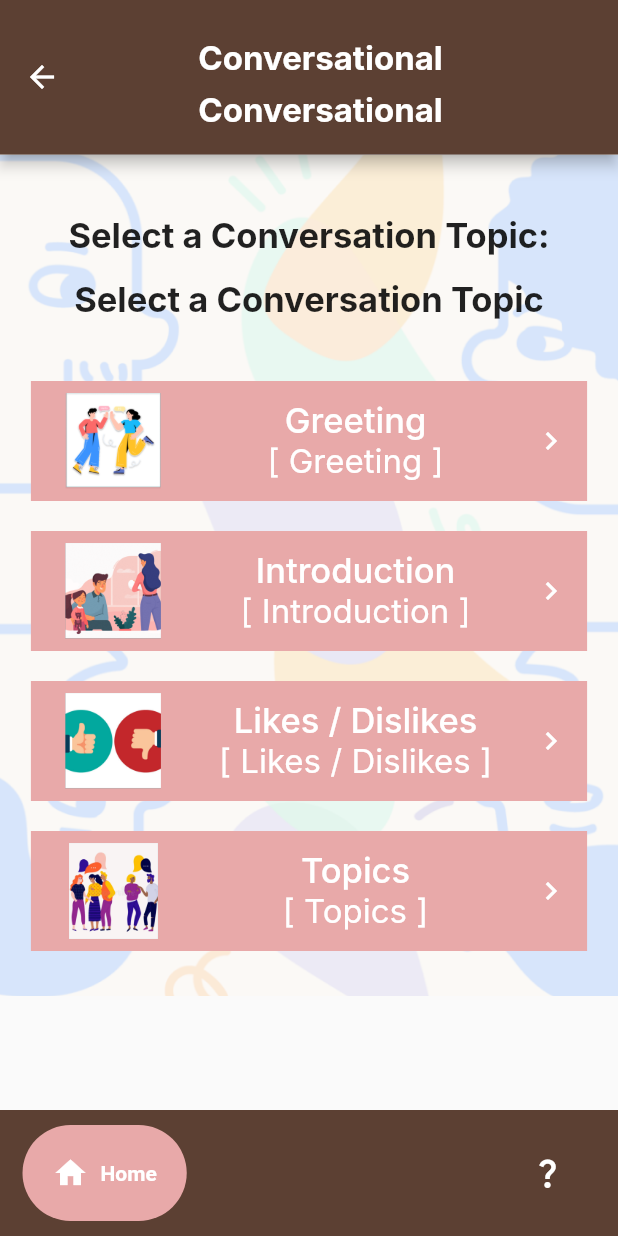
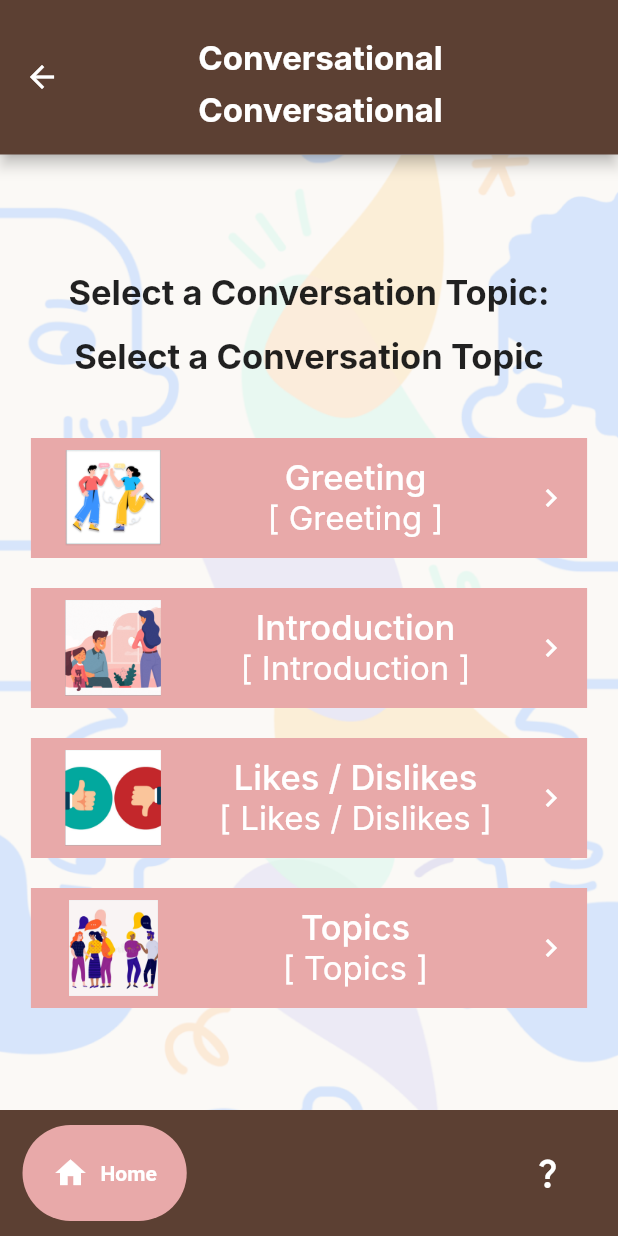
Before and after one commit to Nicolep02/starters, a Flutter app: the Conver screen opened directly, on a phone screen of 412 x 824 dp. Run offline on Flutter 3.47's test engine with Material 2 defaults, Android fonts, the phone set to English and light mode, and no system bars; drawn by our look-alikes of google_nav_bar; generated files the repository leaves out were written again; Roboto replaces fonts that are missing (Inter).

Commit message:
finished converMain.dart
created background widget

```diff
--- a/lib/conversational_pages/converMain.dart
+++ b/lib/conversational_pages/converMain.dart
@@ -2,6 +2,7 @@ import 'package:flutter/material.dart';
 import 'package:starters/widgets/subtitle.dart';
 import '../styles/spacing.dart';
 import '../widgets/category_box.dart';
+import '../widgets/background.dart';
 import 'greeting.dart';
 import 'introduction.dart';
 import 'likesdislikes.dart';
@@ -20,21 +21,17 @@ class Conver extends StatefulWidget{
 class _ConverState extends State<Conver> {
   @override
   Widget build(BuildContext context) {
-    double screen_limit = MediaQuery.of(context).size.width*1.0;
     return Scaffold(
       appBar: MyAppBar(titleGetter:(localizations) => localizations.conversationalTitle,
-        engTitleKey: 'Conversational',),
-      body: SingleChildScrollView(
-        child: Container(
-          width: screen_limit,
-          alignment: AlignmentDirectional.center,
-          decoration: BoxDecoration(
-            image: DecorationImage(
-              image: AssetImage('assets/bgCon.png'),
-              fit: BoxFit.cover,
-            ),
-          ),
+        engTitleKey: 'Conversational'),
+
+      body: Stack(
+        children: [
+          BgImage(bg: 'assets/bgCon.png'),
+          Center(
+            child: SingleChildScrollView(
               child: Column(
+                crossAxisAlignment: CrossAxisAlignment.center,
                 children: [
                   Subtitle(
                       subTitleGetter: (localizations)=> localizations.selectConverTopic,
@@ -77,8 +74,9 @@ class _ConverState extends State<Conver> {
                 ],),
             ),
           ),
+        ],
+      ),
       bottomNavigationBar: NavBar2(),
     );
-
   }
 }
--- /dev/null
+++ b/lib/widgets/background.dart
@@ -0,0 +1,26 @@
+import 'package:flutter/material.dart';
+import 'package:flutter_gen/gen_l10n/app_localizations.dart';
+import '../styles/colors.dart';
+import '../styles/spacing.dart';
+
+class BgImage extends StatelessWidget {
+  final String bg;
+
+  const BgImage({
+    required this.bg,
+    Key? key}) : super(key: key);
+
+  @override
+  Widget build(BuildContext context) {
+    double screen_limit = MediaQuery.of(context).size.width*1.0;
+    return Container(
+        width: screen_limit,
+        alignment: AlignmentDirectional.center,
+        decoration: BoxDecoration(
+        image: DecorationImage(
+        image: AssetImage(bg),
+    fit: BoxFit.cover,
+    ),),
+    );
+  }
+}
```
Lines whose indentation alone changed are shown as unchanged.
